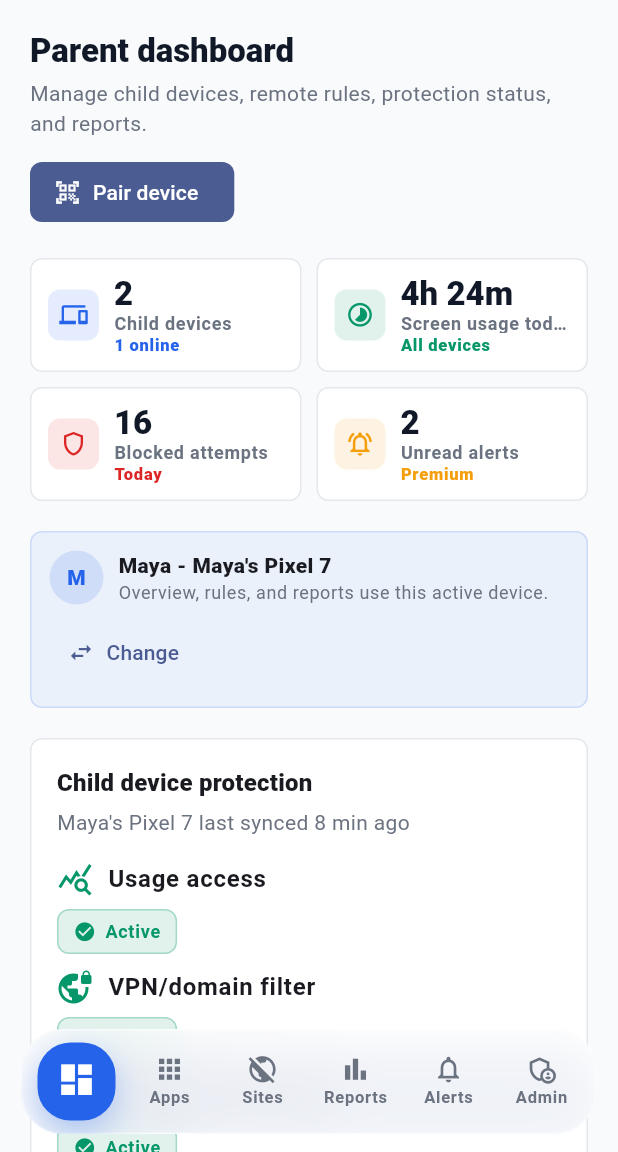
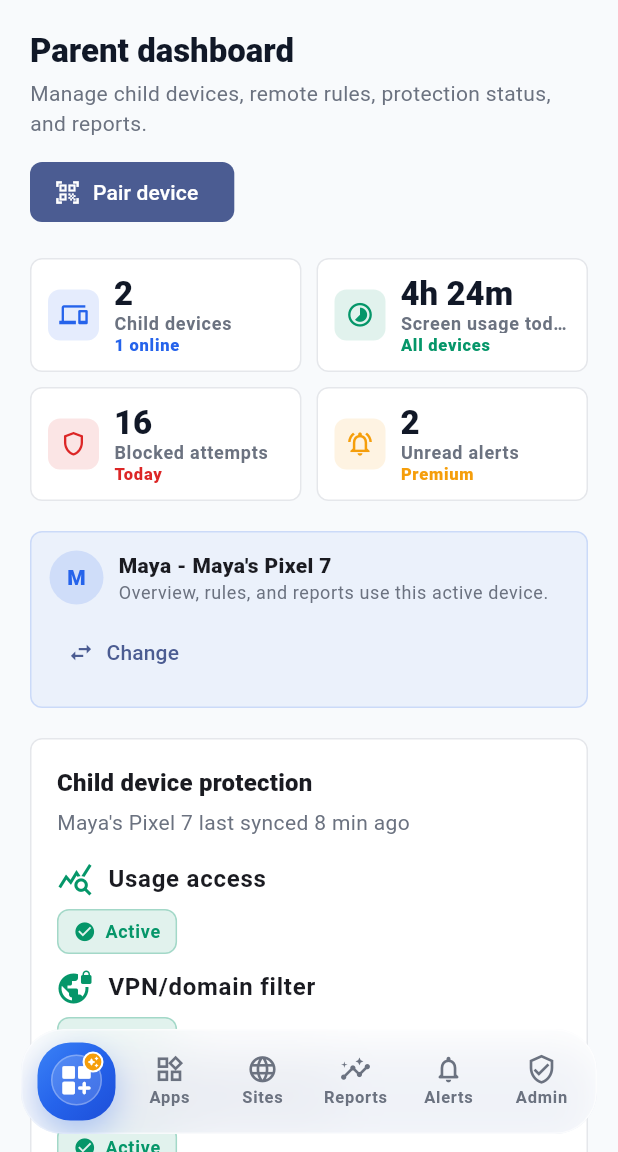
Before and after one commit to mr7aali/offspring_tracker, a Flutter app: the DashboardScreen screen opened by its route, on a phone screen of 412 x 824 dp, the part 84-1236 px from its top. Run offline on Flutter 3.47's test engine with Material 3 defaults, Android fonts, the phone set to English and light mode, and no system bars; accounts and stored records are empty.

Commit message:
changed the ions

```diff
--- a/lib/features/offspring/presentation/widgets/dashboard/dashboard_navigation.dart
+++ b/lib/features/offspring/presentation/widgets/dashboard/dashboard_navigation.dart
@@ -5,43 +5,43 @@ const List<_DashboardDestination> _dashboardDestinations = [
     section: DashboardSection.overview,
     label: 'Home',
     railLabel: 'Overview',
-    icon: Icons.dashboard_outlined,
-    selectedIcon: Icons.dashboard,
+    icon: Icons.space_dashboard_outlined,
+    selectedIcon: Icons.dashboard_customize_rounded,
   ),
   _DashboardDestination(
     section: DashboardSection.apps,
     label: 'Apps',
     railLabel: 'Apps',
-    icon: Icons.apps_outlined,
-    selectedIcon: Icons.apps,
+    icon: Icons.widgets_outlined,
+    selectedIcon: Icons.widgets_rounded,
   ),
   _DashboardDestination(
     section: DashboardSection.websites,
     label: 'Sites',
     railLabel: 'Websites',
-    icon: Icons.public_off_outlined,
-    selectedIcon: Icons.public_off,
+    icon: Icons.language_outlined,
+    selectedIcon: Icons.travel_explore_rounded,
   ),
   _DashboardDestination(
     section: DashboardSection.reports,
     label: 'Reports',
     railLabel: 'Reports',
-    icon: Icons.bar_chart_outlined,
-    selectedIcon: Icons.bar_chart,
+    icon: Icons.insights_outlined,
+    selectedIcon: Icons.bar_chart_rounded,
   ),
   _DashboardDestination(
     section: DashboardSection.alerts,
     label: 'Alerts',
     railLabel: 'Alerts',
-    icon: Icons.notifications_outlined,
-    selectedIcon: Icons.notifications,
+    icon: Icons.notifications_none_rounded,
+    selectedIcon: Icons.notifications_active_rounded,
   ),
   _DashboardDestination(
     section: DashboardSection.admin,
     label: 'Admin',
     railLabel: 'Admin & plans',
-    icon: Icons.admin_panel_settings_outlined,
-    selectedIcon: Icons.admin_panel_settings,
+    icon: Icons.verified_user_outlined,
+    selectedIcon: Icons.workspace_premium_rounded,
   ),
 ];
 
@@ -166,7 +166,15 @@ class _AnimatedDashboardBottomNav extends StatelessWidget {
                                   width: indicatorWidth,
                                   child: DecoratedBox(
                                     decoration: BoxDecoration(
-                                      color: AppColors.primary,
+                                      gradient: const LinearGradient(
+                                        begin: Alignment.topLeft,
+                                        end: Alignment.bottomRight,
+                                        colors: [
+                                          Color(0xFF3B82F6),
+                                          AppColors.primary,
+                                          Color(0xFF1D4ED8),
+                                        ],
+                                      ),
                                       borderRadius: BorderRadius.circular(22),
                                       boxShadow: [
                                         BoxShadow(
@@ -260,10 +268,8 @@ class _AnimatedDashboardBottomNavItem extends StatelessWidget {
               child: selected
                   ? Center(
                       key: const ValueKey('selected'),
-                      child: Icon(
-                        destination.selectedIcon,
-                        size: 27,
-                        color: Colors.white,
+                      child: _PremiumActiveNavIcon(
+                        icon: destination.selectedIcon,
                       ),
                     )
                   : Column(
@@ -292,6 +298,54 @@ class _AnimatedDashboardBottomNavItem extends StatelessWidget {
             ),
           ),
         ),
+      ),
+    );
+  }
+}
+
+class _PremiumActiveNavIcon extends StatelessWidget {
+  const _PremiumActiveNavIcon({required this.icon});
+
+  final IconData icon;
+
+  @override
+  Widget build(BuildContext context) {
+    return SizedBox(
+      width: 42,
+      height: 42,
+      child: Stack(
+        clipBehavior: Clip.none,
+        alignment: Alignment.center,
+        children: [
+          Container(
+            width: 34,
+            height: 34,
+            decoration: BoxDecoration(
+              shape: BoxShape.circle,
+              color: Colors.white.withValues(alpha: 0.16),
+              border: Border.all(color: Colors.white.withValues(alpha: 0.28)),
+            ),
+          ),
+          Icon(icon, size: 25, color: Colors.white),
+          Positioned(
+            right: 3,
+            top: 2,
+            child: Container(
+              width: 14,
+              height: 14,
+              decoration: BoxDecoration(
+                shape: BoxShape.circle,
+                color: AppColors.accent,
+                border: Border.all(color: Colors.white, width: 1.4),
+              ),
+              child: const Icon(
+                Icons.auto_awesome_rounded,
+                size: 8,
+                color: Colors.white,
+              ),
+            ),
+          ),
+        ],
       ),
     );
   }
```
